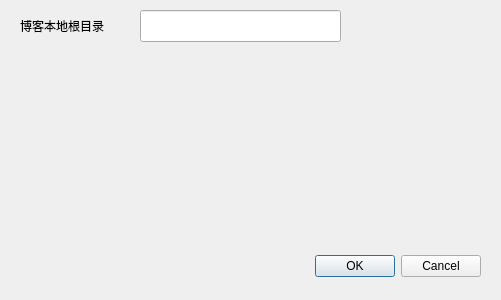
First picture: the form in settings.ui, repository ziqiangxu/editor, before the edit.
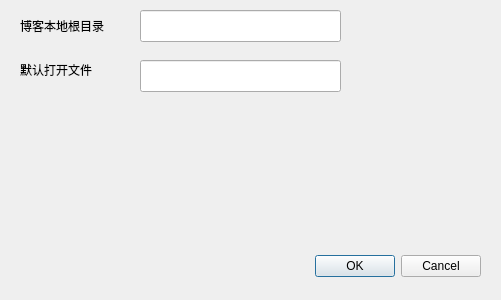
Second picture: the form after the edit.

```diff
--- a/settings.ui
+++ b/settings.ui
@@ -52,6 +52,29 @@
     </rect>
    </property>
   </widget>
+  <widget class="QLabel" name="label_2">
+   <property name="geometry">
+    <rect>
+     <x>20</x>
+     <y>60</y>
+     <width>101</width>
+     <height>20</height>
+    </rect>
+   </property>
+   <property name="text">
+    <string>默认打开文件</string>
+   </property>
+  </widget>
+  <widget class="QLineEdit" name="defaultFile">
+   <property name="geometry">
+    <rect>
+     <x>140</x>
+     <y>60</y>
+     <width>201</width>
+     <height>32</height>
+    </rect>
+   </property>
+  </widget>
  </widget>
  <resources/>
  <connections>
```
